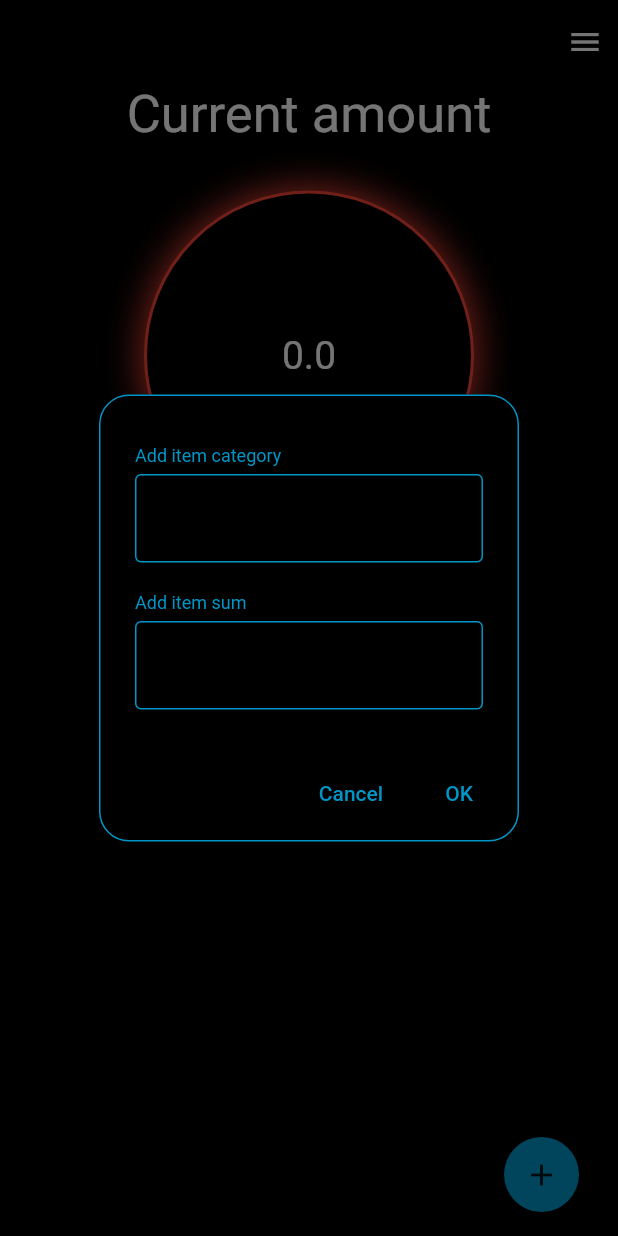
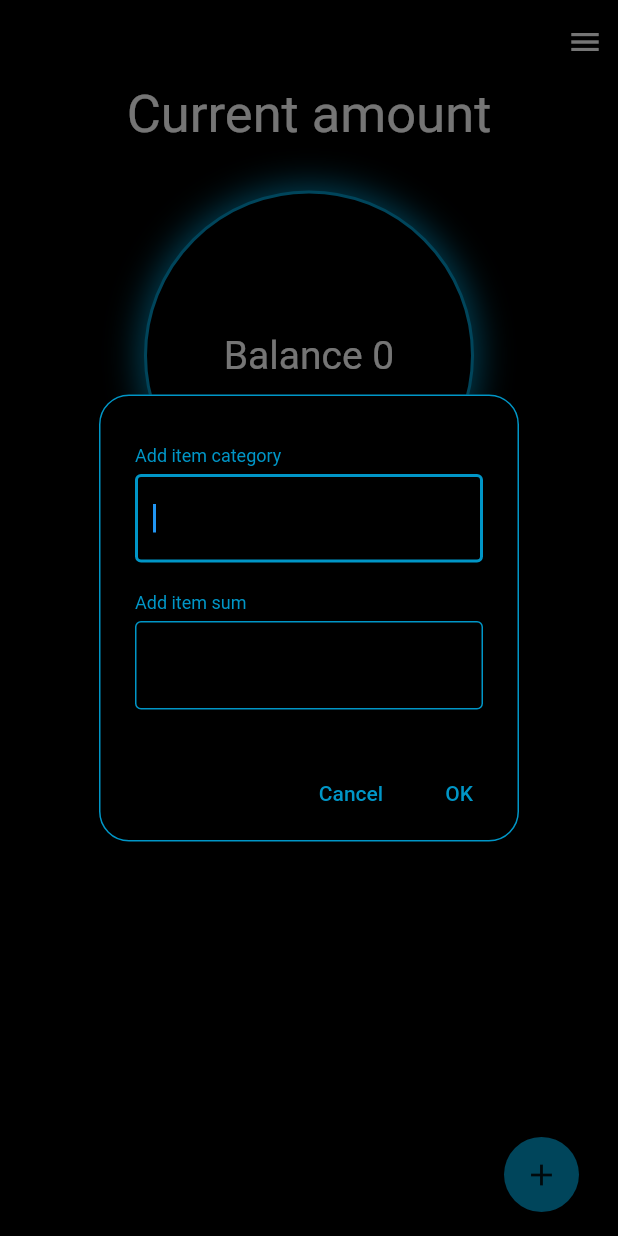
Before and after one commit to matev0syan/maney_app, a Flutter app: the screen it shows after launch, after a tap on the "add" icon, on a phone screen of 412 x 824 dp. Run offline on Flutter 3.47's test engine with Material 2 defaults, Android fonts, the phone set to English and light mode, and no system bars; our stand-ins replace flutter_bloc, freezed_annotation.

Commit message:
fix bugs

```diff
--- a/lib/main.dart
+++ b/lib/main.dart
@@ -3,7 +3,7 @@ import 'package:flutter_bloc/flutter_bloc.dart';
 import 'package:money_app/presentation/home_screen/bloc/home_screen_bloc.dart';
 import 'package:money_app/presentation/home_screen/home_screen.dart';
 
-void main(List<String> args) {
+void main() {
   runApp(const MoneyApp());
 }
 
--- a/lib/presentation/home_screen/bloc/home_screen_bloc.dart
+++ b/lib/presentation/home_screen/bloc/home_screen_bloc.dart
@@ -27,6 +27,7 @@ class HomeScreenBloc extends Bloc<HomeScreenEvent, HomeScreenState> {
 
       newItems.add(addedItem);
 
+      if (event.itemSum <= state.homeScreenViewModel.totalAmount) {
         emit(
           HomeScreenState.loaded(
             homeScreenViewModel: HomeScreenViewModel(
@@ -38,12 +39,13 @@ class HomeScreenBloc extends Bloc<HomeScreenEvent, HomeScreenState> {
             ),
           ),
         );
+      }
 
       if (state.homeScreenViewModel.totalAmount == 0.0) {
         emit(
           HomeScreenState.loaded(
-            homeScreenViewModel:
-                const HomeScreenViewModel(items: [], totalAmount: 0.0),
+            homeScreenViewModel: HomeScreenViewModel(
+                items: state.homeScreenViewModel.items, totalAmount: 0.0),
           ),
         );
       }
--- a/lib/presentation/home_screen/home_screen.dart
+++ b/lib/presentation/home_screen/home_screen.dart
@@ -13,60 +13,60 @@ class HomeScreen extends StatelessWidget {
   Widget build(BuildContext context) {
     return BlocBuilder<HomeScreenBloc, HomeScreenState>(
       builder: (context, state) {
-        if (state is EmptyState) {
-          return const Scaffold(
-            backgroundColor: kMainColorBlack,
-            body: CustomScrollView(
-              slivers: [
-                SliverAppBar(
-                  pinned: true,
-                  snap: false,
-                  floating: false,
-                  backgroundColor: kMainColorBlack,
-                  actions: [
-                    Icon(
-                      Icons.menu_sharp,
-                      color: kMainColorWhite,
-                    ),
-                    SizedBox(width: 10),
-                  ],
-                ),
-                SliverToBoxAdapter(
-                  child: Text(
-                    'Current data',
-                    textAlign: TextAlign.center,
-                    style: TextStyle(
-                      fontSize: 35,
-                      color: kMainColorWhite,
-                    ),
-                  ),
-                ),
-                SliverToBoxAdapter(
-                  child: SizedBox(height: 30),
-                ),
-                SliverToBoxAdapter(
-                  child: CurrentDataContainer(
-                    currentSum: '0',
-                  ),
-                ),
-                SliverToBoxAdapter(
-                  child: SizedBox(height: 180),
-                ),
-                SliverToBoxAdapter(
-                  child: Text(
-                    'Empty State',
-                    textAlign: TextAlign.center,
-                    style: TextStyle(
-                      fontSize: 16,
-                      color: kMainColorBlue,
-                    ),
-                  ),
-                ),
-              ],
-            ),
-            floatingActionButton: AddConsumableItemButton(),
-          );
-        }
+        // if (state is EmptyState) {
+        //   return const Scaffold(
+        //     backgroundColor: kMainColorBlack,
+        //     body: CustomScrollView(
+        //       slivers: [
+        //         SliverAppBar(
+        //           pinned: true,
+        //           snap: false,
+        //           floating: false,
+        //           backgroundColor: kMainColorBlack,
+        //           actions: [
+        //             Icon(
+        //               Icons.menu_sharp,
+        //               color: kMainColorWhite,
+        //             ),
+        //             SizedBox(width: 10),
+        //           ],
+        //         ),
+        //         SliverToBoxAdapter(
+        //           child: Text(
+        //             'Current data',
+        //             textAlign: TextAlign.center,
+        //             style: TextStyle(
+        //               fontSize: 35,
+        //               color: kMainColorWhite,
+        //             ),
+        //           ),
+        //         ),
+        //         SliverToBoxAdapter(
+        //           child: SizedBox(height: 30),
+        //         ),
+        //         SliverToBoxAdapter(
+        //           child: CurrentDataContainer(
+        //             currentSum: '0',
+        //           ),
+        //         ),
+        //         SliverToBoxAdapter(
+        //           child: SizedBox(height: 180),
+        //         ),
+        //         SliverToBoxAdapter(
+        //           child: Text(
+        //             'Empty State',
+        //             textAlign: TextAlign.center,
+        //             style: TextStyle(
+        //               fontSize: 16,
+        //               color: kMainColorBlue,
+        //             ),
+        //           ),
+        //         ),
+        //       ],
+        //     ),
+        //     floatingActionButton: AddConsumableItemButton(),
+        //   );
+        // }
         if (state is LoadedState) {
           return Scaffold(
             backgroundColor: kMainColorBlack,
--- a/lib/presentation/home_screen/widgets/add_consumable_item_button.dart
+++ b/lib/presentation/home_screen/widgets/add_consumable_item_button.dart
@@ -1,6 +1,6 @@
 import 'package:flutter/material.dart';
 import 'package:flutter_bloc/flutter_bloc.dart';
-import '../../../../packages/colors_theme.dart';
+import 'package:money_app/packages/colors_theme.dart';
 import 'package:money_app/presentation/home_screen/bloc/home_screen_bloc.dart';
 
 class AddConsumableItemButton extends StatelessWidget {
@@ -39,6 +39,8 @@ class AddConsumableItemButton extends StatelessWidget {
                     ),
                     const SizedBox(height: 5),
                     TextField(
+                      textInputAction: TextInputAction.next,
+                      autofocus: true,
                       style: const TextStyle(color: kMainColorBlue),
                       controller: itemName,
                       decoration: const InputDecoration(
--- a/lib/presentation/home_screen/widgets/current_data_container.dart
+++ b/lib/presentation/home_screen/widgets/current_data_container.dart
@@ -42,6 +42,7 @@ class CurrentDataContainer extends StatelessWidget {
                   ),
                   const SizedBox(height: 5),
                   TextFormField(
+                    autofocus: true,
                     controller: currentMoney,
                     keyboardType: TextInputType.number,
                     style: const TextStyle(color: kMainColorBlue),
@@ -53,13 +54,6 @@ class CurrentDataContainer extends StatelessWidget {
                         borderSide: BorderSide(width: 2, color: kMainColorBlue),
                       ),
                     ),
-                    validator: (value) {
-                      if (value == '1') {
-                        return 'False';
-                      } else {
-                        return null;
-                      }
-                    },
                   ),
                 ],
               ),
@@ -99,11 +93,9 @@ class CurrentDataContainer extends StatelessWidget {
       child: Container(
         height: 220,
         decoration: BoxDecoration(
-          boxShadow: [
+          boxShadow: const [
             BoxShadow(
-              color: double.parse(currentSum) == 0.0
-                  ? kErrorColorRed
-                  : kMainColorBlue,
+              color: kMainColorBlue,
               blurRadius: 20,
               spreadRadius: 2,
             )
@@ -112,14 +104,12 @@ class CurrentDataContainer extends StatelessWidget {
           shape: BoxShape.circle,
           border: Border.all(
             width: 2,
-            color: double.parse(currentSum) == 0.0
-                ? kErrorColorRed
-                : kMainColorBlue,
+            color: kMainColorBlue,
           ),
         ),
         child: Center(
           child: Text(
-            currentSum,
+            double.parse(currentSum) == 0.0 ? 'Balance 0' : "$currentSum AMD",
             textAlign: TextAlign.center,
             style: const TextStyle(
               fontSize: 26,
```
Lines whose indentation alone changed are shown as unchanged.
